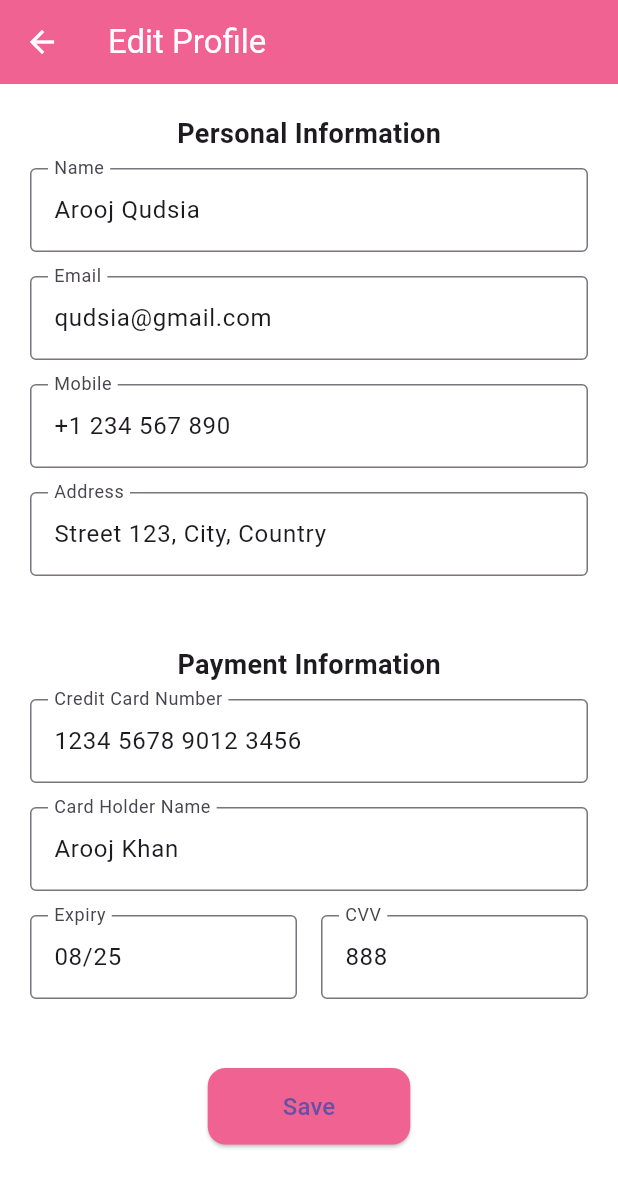
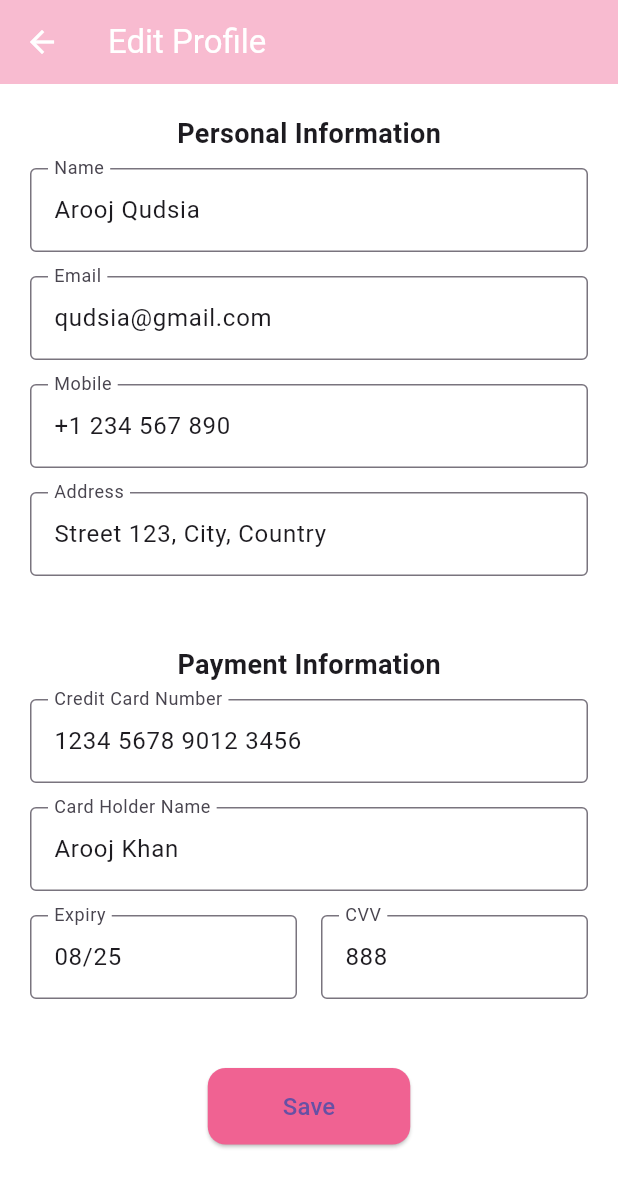
Before and after one commit to CodeLab66/Perfume-Store-in-Flutter, a Flutter app: the ProfileEditPage screen opened directly, on a phone screen of 412 x 824 dp. Shown: the top 1187 px of the screen. Run offline on Flutter 3.47's test engine with Material 3 defaults, Android fonts, the phone set to English and light mode, and no system bars.

Commit message:
backgroung colour change

```diff
--- a/perfume_ecommerce_store/lib/screens/login_screen.dart
+++ b/perfume_ecommerce_store/lib/screens/login_screen.dart
@@ -1,5 +1,5 @@
 import 'package:flutter/material.dart';
-import 'signUp_screen.dart';
+import 'signup_screen.dart';
 import 'ForgetPassword_screen.dart';
 import 'index.dart';
 
--- a/perfume_ecommerce_store/lib/screens/profile_screen_edit.dart
+++ b/perfume_ecommerce_store/lib/screens/profile_screen_edit.dart
@@ -31,7 +31,7 @@ class _ProfileEditPageState extends State<ProfileEditPage> {
     return Scaffold(
       appBar: AppBar(
         title: const Text("Edit Profile"),
-        backgroundColor: Colors.pink[300],
+        backgroundColor: Colors.pink[100],
         foregroundColor: Colors.white,
       ),
       body: SingleChildScrollView(
```
Also changed, not shown: perfume_ecommerce_store/lib/screens/signUp_screen.dart (+6 -3 lines).
